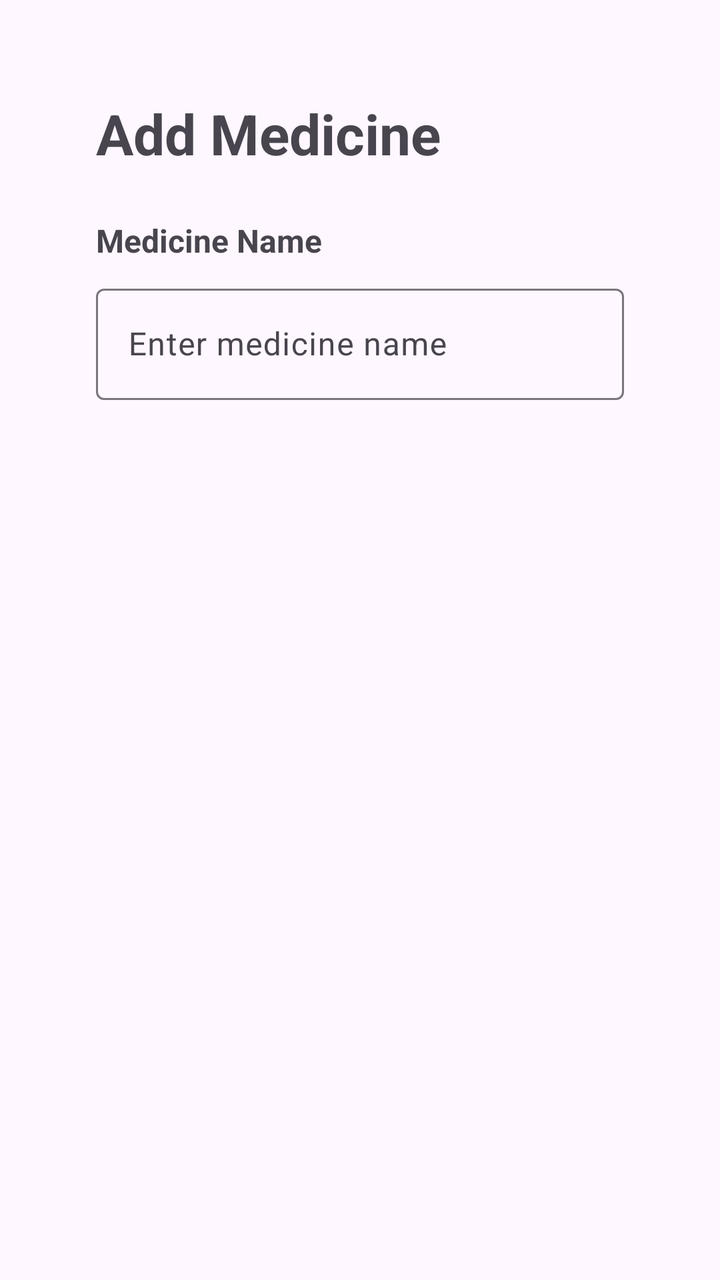
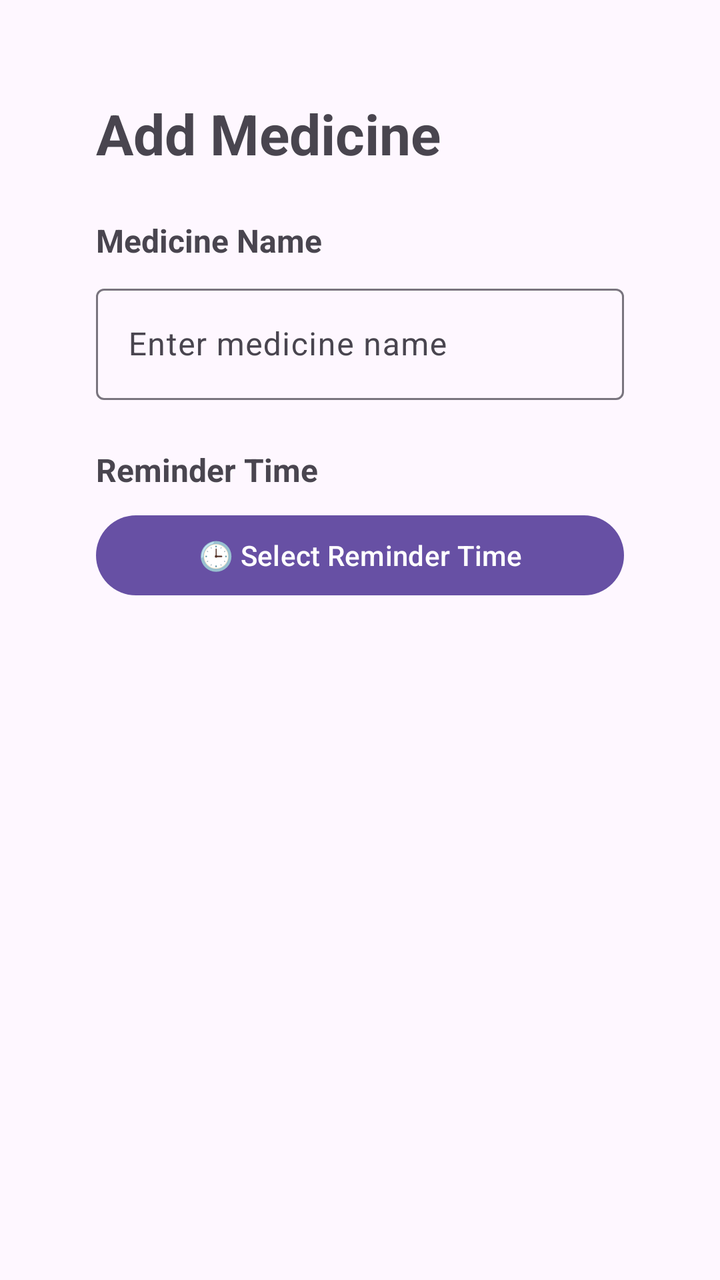

Screens rendered from an Android XML layout before and after an edit, with the pre-edit source and the edit as a unified diff.
<!-- AndroidManifest.xml: application theme Theme.AmarOshudh -->
<!-- res/layout/activity_add_medicine.xml -->
<?xml version="1.0" encoding="utf-8"?>
<androidx.constraintlayout.widget.ConstraintLayout
    xmlns:android="http://schemas.android.com/apk/res/android"
    xmlns:app="http://schemas.android.com/apk/res-auto"
    android:layout_width="match_parent"
    android:layout_height="match_parent">

    <ScrollView
        android:id="@+id/scrollView"
        android:layout_width="0dp"
        android:layout_height="0dp"

        app:layout_constraintTop_toTopOf="parent"
        app:layout_constraintBottom_toBottomOf="parent"
        app:layout_constraintStart_toStartOf="parent"
        app:layout_constraintEnd_toEndOf="parent">

        <LinearLayout
            android:id="@+id/mainContainer"
            android:layout_width="match_parent"
            android:layout_height="wrap_content"

            android:orientation="vertical"

            android:padding="48dp">

            <TextView
                android:id="@+id/tvTitle"
                android:layout_width="wrap_content"
                android:layout_height="wrap_content"
                android:text="@string/add_medicine"
                android:textSize="28sp"
                android:textStyle="bold"
                android:layout_marginBottom="24dp"/>

            <TextView
                android:id="@+id/tvMedicineNameLabel"
                android:layout_width="wrap_content"
                android:layout_height="wrap_content"
                android:text="@string/medicine_name"
                android:textStyle="bold"
                android:textSize="16sp"
                android:layout_marginBottom="8dp"/>

            <com.google.android.material.textfield.TextInputLayout
                android:id="@+id/tilMedicineName"
                android:layout_width="match_parent"
                android:layout_height="wrap_content">

                <com.google.android.material.textfield.TextInputEditText
                    android:id="@+id/etMedicineName"
                    android:layout_width="match_parent"
                    android:layout_height="wrap_content"
                    android:hint="@string/enter_medicine_name"/>

            </com.google.android.material.textfield.TextInputLayout>

        </LinearLayout>

    </ScrollView>

</androidx.constraintlayout.widget.ConstraintLayout>
<!-- resources referenced by this layout -->
<resources>
  <string name="add_medicine">Add Medicine</string>
  <string name="enter_medicine_name">Enter medicine name</string>
  <string name="medicine_name">Medicine Name</string>
  <style name="Theme.AmarOshudh" parent="Base.Theme.AmarOshudh" />
  <style name="Base.Theme.AmarOshudh" parent="Theme.Material3.DayNight.NoActionBar">
          
          
      </style>
</resources>

<!-- the commit's change to res/layout/activity_add_medicine.xml (unified diff, before → after) -->
@@ -55,6 +55,22 @@
 
             </com.google.android.material.textfield.TextInputLayout>
 
+            <TextView
+                android:id="@+id/tvReminderTimeLabel"
+                android:layout_width="wrap_content"
+                android:layout_height="wrap_content"
+                android:text="Reminder Time"
+                android:textStyle="bold"
+                android:textSize="16sp"
+                android:layout_marginTop="24dp"
+                android:layout_marginBottom="8dp"/>
+
+            <com.google.android.material.button.MaterialButton
+                android:id="@+id/btnSelectTime"
+                android:layout_width="match_parent"
+                android:layout_height="wrap_content"
+                android:text="🕒 Select Reminder Time"/>
+
         </LinearLayout>
 
     </ScrollView>
